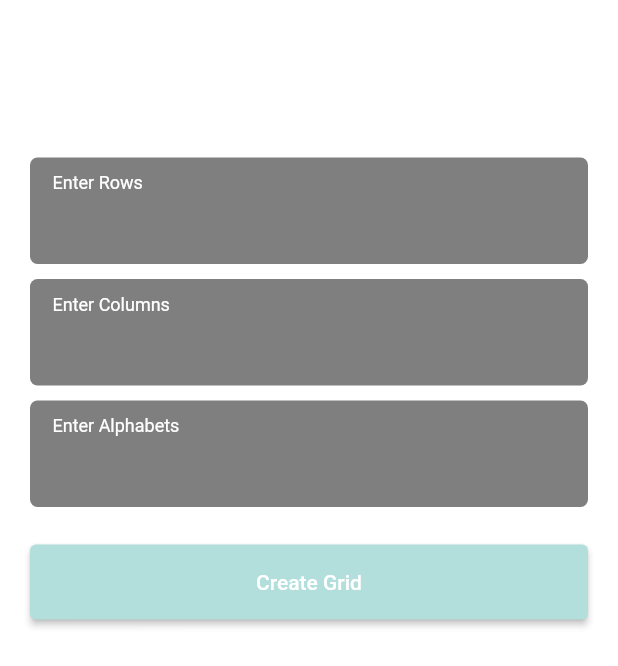
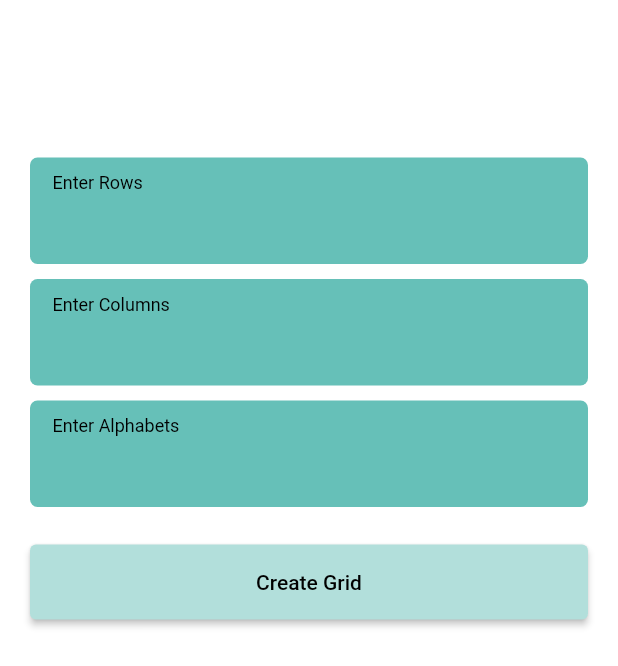
Before and after one commit to sandeshghadage/mobilogic_test, a Flutter app: the screen it shows after launch, after a tap on "Create Grid", on a phone screen of 412 x 824 dp. Shown: the top 666 px of the screen. Run offline on Flutter 3.47's test engine with Material 2 defaults, Android fonts, the phone set to English and light mode, and no system bars; our stand-ins replace searchfield.

Commit message:
second commit

```diff
--- a/lib/main.dart
+++ b/lib/main.dart
@@ -12,6 +12,7 @@ class MyApp extends StatelessWidget {
   @override
   Widget build(BuildContext context) {
     return MaterialApp(
+      debugShowCheckedModeBanner: false,
       title: 'Mobilogic Assignment',
       theme: ThemeData(
         primarySwatch: Colors.blue,
--- a/lib/models/alphabet_model.dart
+++ b/lib/models/alpha_model.dart
@@ -1,8 +1,8 @@
-class AlphabetModel {
+class AlphaModel {
   String char;
   bool isSelected;
 
-  AlphabetModel({
+  AlphaModel({
     required this.char,
     required this.isSelected,
   });
--- a/lib/screens/home_screen.dart
+++ b/lib/screens/home_page.dart
@@ -1,6 +1,8 @@
 import 'package:flutter/material.dart';
+import 'package:mobilogic_test/screens/grid_screen.dart';
 import '../models/grid_model.dart';
-import 'grid_screen.dart';
+
+
 
 class HomeScreen extends StatefulWidget {
   const HomeScreen({Key? key}) : super(key: key);
@@ -37,7 +39,7 @@ class _HomeScreenState extends State<HomeScreen> {
                 ),
                 Container(
                   decoration: BoxDecoration(
-                    color: Colors.black.withOpacity(0.5),
+                    color: Colors.teal.withOpacity(0.6),
                     borderRadius: BorderRadius.circular(5),
                   ),
                   margin: const EdgeInsets.symmetric(vertical: 5),
@@ -51,22 +53,23 @@ class _HomeScreenState extends State<HomeScreen> {
                           'Enter Rows',
                           style: TextStyle(
                             fontSize: 12,
-                            color: Colors.white,
+                            color: Colors.black,
                           ),
                         ),
                         TextField(
                           onChanged: (value) => _validator(),
                           controller: _rowsController,
+                          keyboardType: TextInputType.number,
                           //scrollPadding: EdgeInsets.only(bottom:100.0),
                           decoration: const InputDecoration(
                             isDense: true,
                             border: InputBorder.none,
                           ),
-                          cursorColor: Colors.white,
+                          cursorColor: Colors.black,
                           style: const TextStyle(
                             fontSize: 18,
                             fontWeight: FontWeight.bold,
-                            color: Colors.white,
+                            color: Colors.black,
                           ),
                         ),
                       ],
@@ -75,7 +78,7 @@ class _HomeScreenState extends State<HomeScreen> {
                 ),
                 Container(
                   decoration: BoxDecoration(
-                    color: Colors.black.withOpacity(0.5),
+                    color: Colors.teal.withOpacity(0.6),
                     borderRadius: BorderRadius.circular(5),
                   ),
                   margin: const EdgeInsets.symmetric(vertical: 5),
@@ -89,22 +92,23 @@ class _HomeScreenState extends State<HomeScreen> {
                           'Enter Columns',
                           style: TextStyle(
                             fontSize: 12,
-                            color: Colors.white,
+                            color: Colors.black,
                           ),
                         ),
                         TextField(
                           onChanged: (value) => _validator(),
                           controller: _columnController,
+                          keyboardType: TextInputType.number,
                           //scrollPadding: EdgeInsets.only(bottom:100.0),
                           decoration: const InputDecoration(
                             isDense: true,
                             border: InputBorder.none,
                           ),
-                          cursorColor: Colors.white,
+                          cursorColor: Colors.black,
                           style: const TextStyle(
                             fontSize: 18,
                             fontWeight: FontWeight.bold,
-                            color: Colors.white,
+                            color: Colors.black,
                           ),
                         ),
                       ],
@@ -114,7 +118,7 @@ class _HomeScreenState extends State<HomeScreen> {
                 GestureDetector(
                   child: Container(
                     decoration: BoxDecoration(
-                      color: Colors.black.withOpacity(0.5),
+                      color: Colors.teal.withOpacity(0.6),
                       borderRadius: BorderRadius.circular(5),
                     ),
                     margin: const EdgeInsets.symmetric(vertical: 5),
@@ -128,22 +132,23 @@ class _HomeScreenState extends State<HomeScreen> {
                             'Enter Alphabets',
                             style: TextStyle(
                               fontSize: 12,
-                              color: Colors.white,
+                              color: Colors.black,
                             ),
                           ),
                           TextField(
                             onChanged: (value) => _validator(),
                             controller: _alphaController,
+                            keyboardType: TextInputType.text,
                             //scrollPadding: EdgeInsets.only(bottom:100.0),
                             decoration: const InputDecoration(
                               isDense: true,
                               border: InputBorder.none,
                             ),
-                            cursorColor: Colors.white,
+                            cursorColor: Colors.black,
                             style: const TextStyle(
                               fontSize: 18,
                               fontWeight: FontWeight.bold,
-                              color: Colors.white,
+                                color: Colors.black,
                             ),
                           ),
                         ],
@@ -176,7 +181,7 @@ class _HomeScreenState extends State<HomeScreen> {
                       }
                     },
                     child: const Text(
-                      'Create Grid',
+                      'Create Grid',style: TextStyle(color: Colors.black),
                     ),
                   ),
                 ),
--- a/lib/splash_screen.dart
+++ b/lib/splash_screen.dart
@@ -1,5 +1,5 @@
 import 'package:flutter/material.dart';
-import 'package:mobilogic_test/screens/home_screen.dart';
+import 'package:mobilogic_test/screens/home_page.dart';
 
 class SplashScreen extends StatefulWidget {
   const SplashScreen({Key? key}) : super(key: key);
@@ -21,7 +21,7 @@ class _SplashScreenState extends State<SplashScreen> {
   @override
   Widget build(BuildContext context) {
     return const Scaffold(
-      backgroundColor: Colors.white,
+      backgroundColor: Colors.teal,
       body: Center(
         child: Text(
           'Splash Screen',
```
